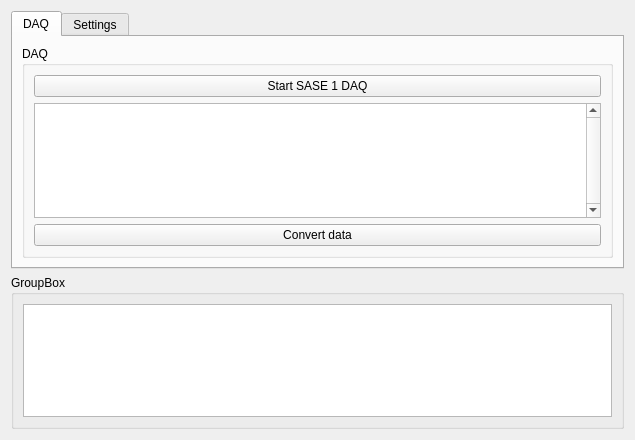
This is gui/UIDAQ.ui in cgre23/XFEL-DAQ as Qt 5 draws it before an edit. The edited form follows.
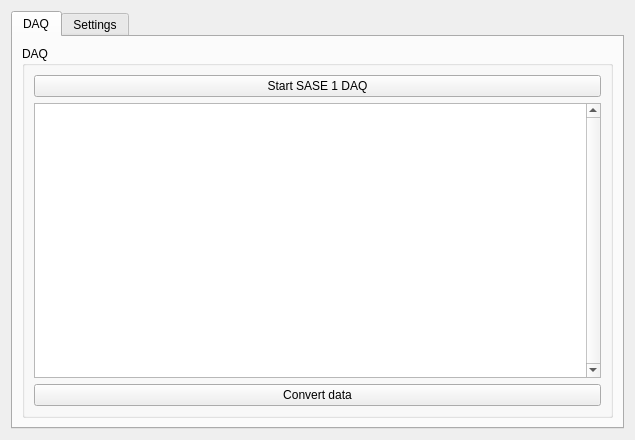
This is the edited form.

Commit message: remove text edit

Patch:
```diff
--- a/gui/UIDAQ.ui
+++ b/gui/UIDAQ.ui
@@ -166,22 +166,6 @@
      </widget>
     </widget>
    </item>
-   <item row="1" column="0">
-    <widget class="QGroupBox" name="groupBox_3">
-     <property name="title">
-      <string>GroupBox</string>
-     </property>
-     <layout class="QHBoxLayout" name="horizontalLayout">
-      <item>
-       <widget class="QTextEdit" name="textEdit">
-        <property name="readOnly">
-         <bool>true</bool>
-        </property>
-       </widget>
-      </item>
-     </layout>
-    </widget>
-   </item>
   </layout>
  </widget>
  <resources/>
```
The commit also changes 2 other files.
